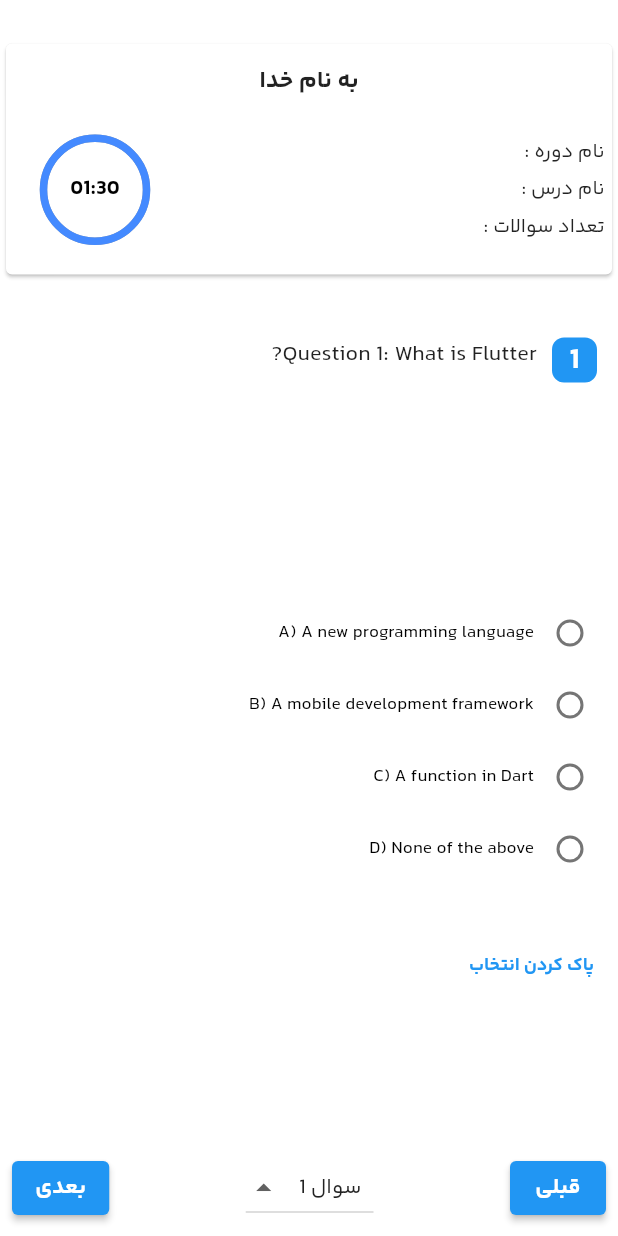
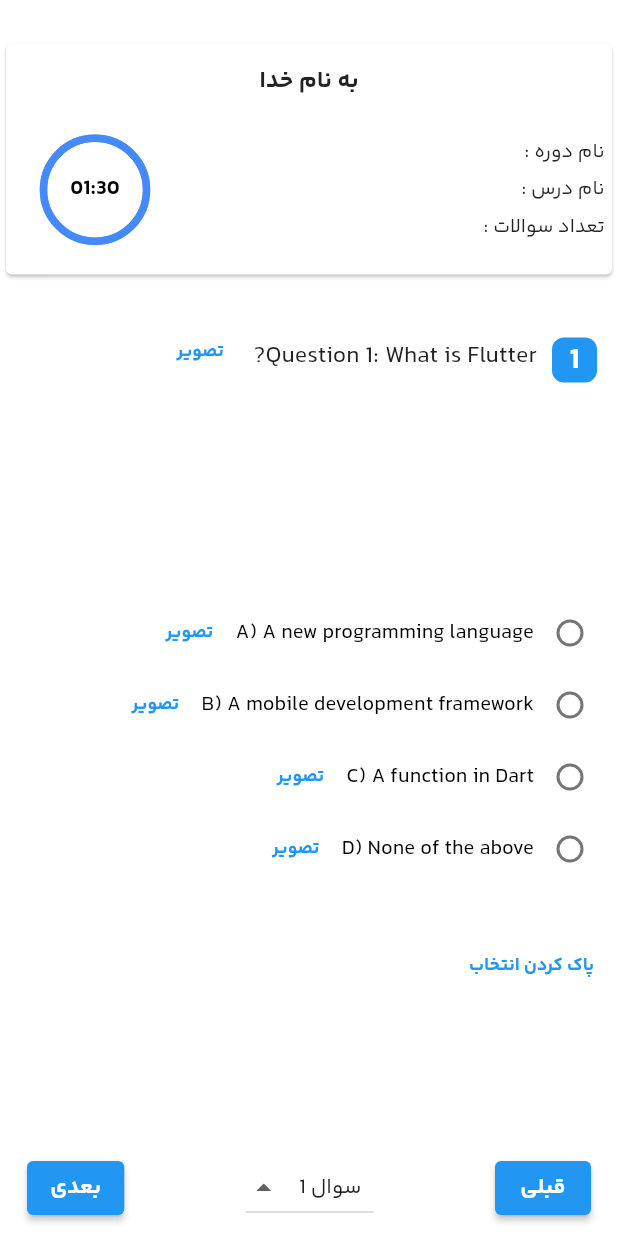
Before and after one commit to SinaHajipooor/LMS, a Flutter app: the ExamScreen screen opened directly with empty values, on a phone screen of 412 x 824 dp. Run offline on Flutter 3.47's test engine with Material 2 defaults, Android fonts, the phone set to English and light mode, and no system bars; drawn by our look-alikes of circular_countdown_timer; our stand-ins replace carousel_slider, file_picker, fl_chart, flutter_rating_bar, flutter_spinkit, pin_input_text_field and 2 more; missing offline and left inert: persian_datetime_picker; accounts and stored records are empty; network calls fail.

Commit message:
imgae preview for exam questions and their answers

```diff
--- a/lib/screens/exam/exam_screen.dart
+++ b/lib/screens/exam/exam_screen.dart
@@ -1,4 +1,5 @@
 import 'package:flutter/material.dart';
+import 'package:lms/widgets/exam/image_preview.dart';
 
 import '../../widgets/exam/exam_header.dart';
 import '../../widgets/exam/questions_list.dart';
@@ -120,7 +121,7 @@ class _ExamScreenState extends State<ExamScreen> {
           padding: const EdgeInsets.only(top: 10),
           child: Column(
             children: [
-              ExamHeader(),
+              const ExamHeader(),
               Expanded(
                 child: Padding(
                   padding: const EdgeInsets.all(8.0),
@@ -163,6 +164,8 @@ class _ExamScreenState extends State<ExamScreen> {
                           mainAxisAlignment: MainAxisAlignment.spaceBetween,
                           children: [
                             Visibility(
+                              child: Padding(
+                                padding: const EdgeInsets.only(right: 10),
                                 child: ElevatedButton(
                                   onPressed: () {
                                     if (selectedQuestionIndex > 0) {
@@ -173,6 +176,7 @@ class _ExamScreenState extends State<ExamScreen> {
                                     }
                                   },
                                   child: const Text('قبلی'),
+                                ),
                               ),
                             ),
                             DropdownButton(
@@ -200,7 +204,9 @@ class _ExamScreenState extends State<ExamScreen> {
                                 );
                               },
                             ),
-                            ElevatedButton(
+                            Padding(
+                              padding: const EdgeInsets.only(left: 10),
+                              child: ElevatedButton(
                                 onPressed: selectedQuestionIndex == _questions.length - 1
                                     ? () => _showAlert(context)
                                     : () {
@@ -212,6 +218,7 @@ class _ExamScreenState extends State<ExamScreen> {
                                         }
                                       },
                                 child: Text(selectedQuestionIndex == _questions.length - 1 ? 'پایان' : 'بعدی'),
+                              ),
                             )
                           ],
                         )
--- a/lib/widgets/exam/answer.dart
+++ b/lib/widgets/exam/answer.dart
@@ -1,4 +1,5 @@
 import 'package:flutter/material.dart';
+import 'package:lms/widgets/exam/image_preview.dart';
 
 class Answer extends StatelessWidget {
   // --------------- feilds ---------------
@@ -28,17 +29,26 @@ class Answer extends StatelessWidget {
             value: answerId,
             groupValue: selectedAnswerId,
             activeColor: Colors.blue,
-            onChanged: (value) => onSelect,
+            onChanged: (value) {
+              onSelect(value);
+              print(value);
+            },
           ),
           Expanded(
-            child: Text(
+            child: Row(
+              children: [
+                Text(
                   answerText,
                   style: const TextStyle(
                     color: Colors.black,
-                fontSize: 12,
+                    fontSize: 14,
                   ),
                   overflow: TextOverflow.ellipsis,
                   maxLines: 4,
+                ),
+                const SizedBox(width: 15),
+                ImagePreview(imagePath: 'http://45.149.77.156:8080/portal-assets/img/team/team-1.jpg')
+              ],
             ),
           ),
         ],
--- a/lib/widgets/exam/answers_list.dart
+++ b/lib/widgets/exam/answers_list.dart
@@ -25,7 +25,7 @@ class AnswersList extends StatelessWidget {
           return Answer(
             answerText: answers[answerIndex][answerIndex],
             answerId: answerIndex,
-            onSelect: (id) => onSelectAnswer,
+            onSelect: onSelectAnswer,
             selectedAnswerId: selectedAnswerId,
           );
         },
--- /dev/null
+++ b/lib/widgets/exam/image_preview.dart
@@ -0,0 +1,35 @@
+import 'package:flutter/material.dart';
+
+class ImagePreview extends StatelessWidget {
+  final String imagePath;
+
+  ImagePreview({required this.imagePath});
+
+  @override
+  Widget build(BuildContext context) {
+    return GestureDetector(
+      onTap: () {
+        Navigator.push(context, MaterialPageRoute(builder: (_) {
+          return Scaffold(
+            appBar: AppBar(
+              elevation: 1,
+              backgroundColor: Colors.white,
+              title: const Text('تصویر', style: TextStyle(fontSize: 17, color: Colors.black)),
+              leading: IconButton(
+                icon: const Icon(Icons.arrow_back, color: Colors.black),
+                onPressed: () => Navigator.of(context).pop(),
+              ),
+            ),
+            body: Center(
+              child: Image.network(imagePath),
+            ),
+          );
+        }));
+      },
+      child: const Text(
+        'تصویر',
+        style: TextStyle(fontSize: 12, color: Colors.blue, fontWeight: FontWeight.bold),
+      ),
+    );
+  }
+}
--- a/lib/widgets/exam/question.dart
+++ b/lib/widgets/exam/question.dart
@@ -1,4 +1,5 @@
 import 'package:flutter/material.dart';
+import 'package:lms/widgets/exam/image_preview.dart';
 
 class Question extends StatelessWidget {
   final int index;
@@ -23,7 +24,19 @@ class Question extends StatelessWidget {
             ),
           ),
         ),
-        Expanded(child: Text(text, style: const TextStyle(fontSize: 15))),
+        Expanded(
+          child: Row(
+            crossAxisAlignment: CrossAxisAlignment.start,
+            children: [
+              Text(
+                text,
+                style: const TextStyle(fontSize: 16),
+              ),
+              const SizedBox(width: 20),
+              ImagePreview(imagePath: 'http://45.149.77.156:8080/portal-assets/img/team/team-1.jpg'),
+            ],
+          ),
+        ),
       ],
     );
   }
```
Lines whose indentation alone changed are shown as unchanged.
